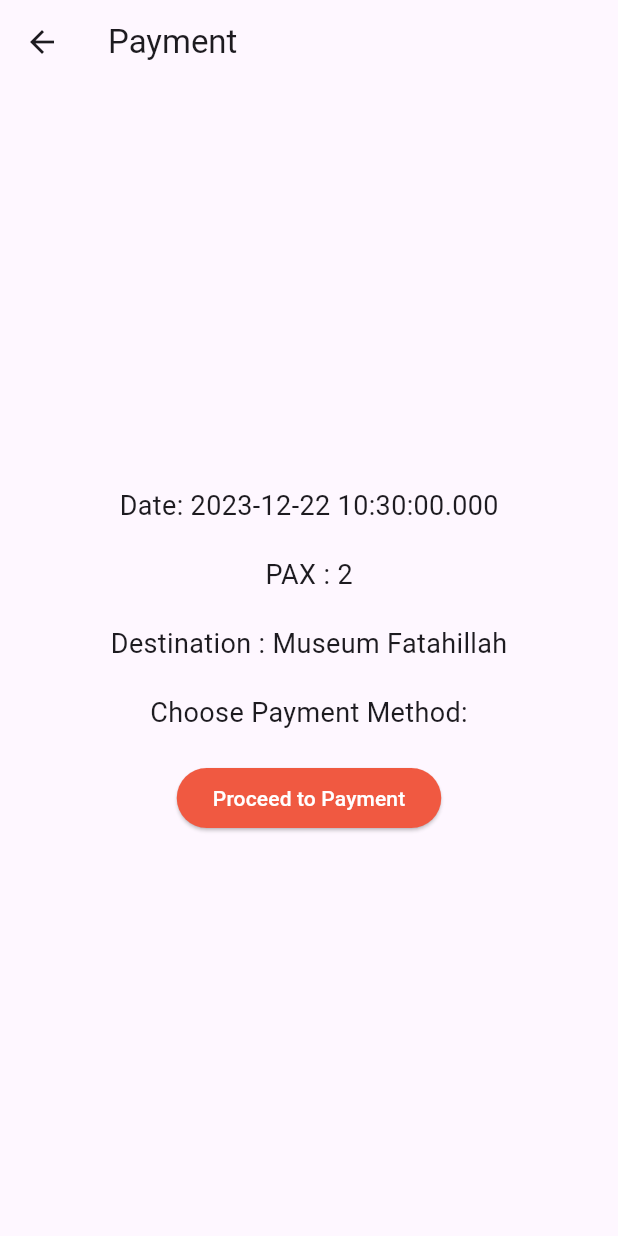
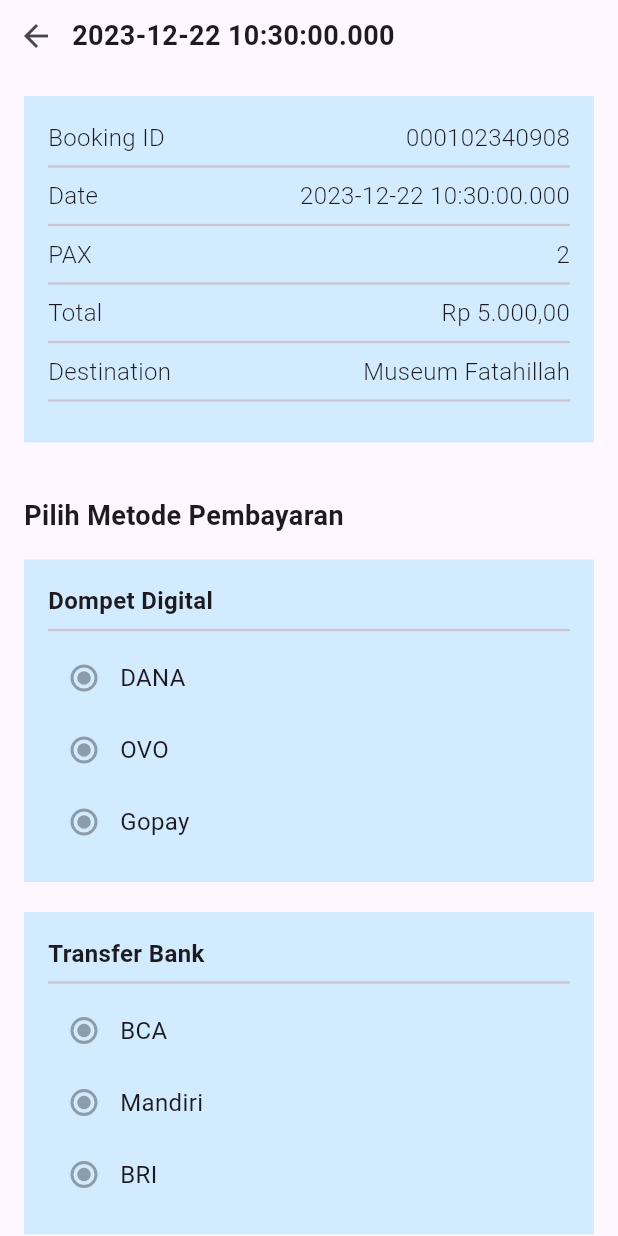
Before and after one commit to NVG-064/project_pemmob, a Flutter app: the TicketPage screen opened directly, after a tap on the "add" icon, after a tap on "Pesan Sekarang", on a phone screen of 412 x 824 dp. Run offline on Flutter 3.47's test engine with Material 3 defaults, Android fonts, the phone set to English and light mode, and no system bars; our stand-ins replace firebase_auth, firebase_core, table_calendar; accounts and stored records are empty.

Commit message:
Update 5

```diff
--- a/lib/pages/payment_page.dart
+++ b/lib/pages/payment_page.dart
@@ -4,7 +4,6 @@ class PaymentPage extends StatelessWidget {
   final DateTime selectedDate;
   final int numberOfTickets;
 
-  // Constructor to receive selectedDate and numberOfTickets from the previous page
   const PaymentPage({
     Key? key,
     required this.selectedDate,
@@ -14,48 +13,89 @@ class PaymentPage extends StatelessWidget {
   @override
   Widget build(BuildContext context) {
     return Scaffold(
-      appBar: AppBar(
-        title: Text('Payment'),
+      body: SafeArea(
+        child: SingleChildScrollView(
+          // Wrap with SingleChildScrollView for scrollability
+          child: Column(
+            crossAxisAlignment: CrossAxisAlignment.start,
+            children: [
+              Padding(
+                padding: const EdgeInsets.symmetric(horizontal: 0),
+                child: Row(
+                  children: [
+                    IconButton(
+                      icon: const Icon(Icons.arrow_back),
+                      onPressed: () {
+                        Navigator.pop(context);
+                      },
                     ),
-      body: Center(
-        // Wrap with Center widget
-        child: Padding(
-          padding: const EdgeInsets.all(16.0),
-          child: Column(
-            mainAxisAlignment: MainAxisAlignment.center,
-            crossAxisAlignment: CrossAxisAlignment.center,
+                    Column(
+                      crossAxisAlignment: CrossAxisAlignment.start,
                       children: [
                         Text(
-                'Date: ${selectedDate.toLocal()}',
-                style: TextStyle(fontSize: 18),
+                          '${selectedDate.toLocal()}',
+                          style: const TextStyle(
+                            fontSize: 18,
+                            fontWeight: FontWeight.bold,
                           ),
-              SizedBox(height: 20),
-              Text(
-                'PAX : $numberOfTickets',
-                style: TextStyle(fontSize: 18),
                         ),
-              SizedBox(height: 20),
-              Text(
-                'Destination : Museum Fatahillah',
-                style: TextStyle(fontSize: 18),
+                      ],
                     ),
-              SizedBox(height: 20),
-              Text(
-                'Choose Payment Method:',
-                style: TextStyle(fontSize: 18),
+                  ],
                 ),
-              SizedBox(height: 20),
-              // Add your payment method options here (e.g., credit card, PayPal, etc.)
-              ElevatedButton(
+              ),
+              const SizedBox(height: 16),
+              Padding(
+                padding: const EdgeInsets.symmetric(horizontal: 16),
+                child: Container(
+                  color: Color.fromARGB(255, 210, 235, 255),
+                  child: Column(
+                    children: [
+                      const SizedBox(height: 16),
+                      _buildTicketInfoRow("Booking ID", '000102340908'),
+                      _buildTicketInfoRow("Date", '${selectedDate.toLocal()}'),
+                      _buildTicketInfoRow("PAX", '$numberOfTickets'),
+                      _buildTicketInfoRow("Total", 'Rp 5.000,00'),
+                      _buildTicketInfoRow(
+                        "Destination",
+                        'Museum Fatahillah',
+                      ),
+                      const SizedBox(height: 20),
+                    ],
+                  ),
+                ),
+              ),
+              const SizedBox(height: 20),
+              Padding(
+                padding: const EdgeInsets.all(16.0),
+                child: Text(
+                  'Pilih Metode Pembayaran',
+                  style: TextStyle(fontSize: 18, fontWeight: FontWeight.bold),
+                ),
+              ),
+              _buildPaymentMethod("Dompet Digital", ["DANA", "OVO", "Gopay"]),
+              const SizedBox(height: 20),
+              _buildPaymentMethod(
+                "Transfer Bank",
+                ["BCA", "Mandiri", "BRI"],
+              ),
+              SizedBox(height: 16),
+              Padding(
+                padding: const EdgeInsets.all(16.0),
+                child: Container(
+                  width: 600,
+                  height: 48,
+                  child: ElevatedButton(
                     onPressed: () {
-                  // Implement payment processing logic
                       _handlePayment(context);
                     },
                     style: ElevatedButton.styleFrom(
-                  primary: Color(0xFFF05941), // background color
-                  onPrimary: Colors.white, // text color
+                      primary: Color(0xFFF05941),
+                      onPrimary: Colors.white,
                     ),
-                child: Text('Proceed to Payment'),
+                    child: const Text('Bayar'),
+                  ),
+                ),
               ),
             ],
           ),
@@ -64,9 +104,85 @@ class PaymentPage extends StatelessWidget {
     );
   }
 
+  Widget _buildTicketInfoRow(String label, String value) {
+    return Padding(
+      padding: const EdgeInsets.symmetric(horizontal: 16),
+      child: Column(
+        children: [
+          Row(
+            mainAxisAlignment: MainAxisAlignment.spaceBetween,
+            children: [
+              Text(
+                label,
+                style:
+                    const TextStyle(fontSize: 16, fontWeight: FontWeight.w300),
+              ),
+              Text(
+                value,
+                style:
+                    const TextStyle(fontSize: 16, fontWeight: FontWeight.w300),
+              ),
+            ],
+          ),
+          const Divider(thickness: 1.5),
+        ],
+      ),
+    );
+  }
+
+  Widget _buildPaymentMethod(String title, List<String> options) {
+    return Padding(
+      padding: const EdgeInsets.symmetric(horizontal: 16),
+      child: Container(
+        color: Color.fromARGB(255, 210, 235, 255),
+        child: Padding(
+          padding: const EdgeInsets.symmetric(vertical: 16, horizontal: 16),
+          child: Column(
+            crossAxisAlignment: CrossAxisAlignment.start,
+            children: [
+              Text(
+                title,
+                style: TextStyle(fontSize: 16, fontWeight: FontWeight.bold),
+              ),
+              Divider(
+                thickness: 1.5,
+              ),
+              Column(
+                children: options.map((option) {
+                  return _buildMultipleChoice(option);
+                }).toList(),
+              ),
+            ],
+          ),
+        ),
+      ),
+    );
+  }
+
+  Widget _buildMultipleChoice(String option) {
+    return Padding(
+      padding: const EdgeInsets.symmetric(vertical: 0),
+      child: Column(
+        children: [
+          Row(
+            children: [
+              Radio(
+                value: null,
+                groupValue: null,
+                onChanged: null,
+              ),
+              Text(
+                option,
+                style: TextStyle(fontWeight: FontWeight.w400, fontSize: 16),
+              ),
+            ],
+          ),
+        ],
+      ),
+    );
+  }
+
   void _handlePayment(BuildContext context) {
-    // Implement your payment processing logic here
-    // For example, you can navigate to a confirmation page after successful payment
     Navigator.pushReplacement(
       context,
       MaterialPageRoute(
@@ -83,7 +199,6 @@ class ConfirmationPage extends StatelessWidget {
   final DateTime selectedDate;
   final int numberOfTickets;
 
-  // Constructor to receive selectedDate and numberOfTickets from the payment page
   const ConfirmationPage({
     Key? key,
     required this.selectedDate,
@@ -93,43 +208,86 @@ class ConfirmationPage extends StatelessWidget {
   @override
   Widget build(BuildContext context) {
     return Scaffold(
-      appBar: AppBar(
-        title: Text('Confirmation'),
+      body: SafeArea(
+        child: Column(
+          mainAxisAlignment: MainAxisAlignment.center,
+          crossAxisAlignment: CrossAxisAlignment.center,
+          children: [
+            Padding(
+              padding: const EdgeInsets.symmetric(horizontal: 16.0),
+              child: Row(
+                mainAxisAlignment: MainAxisAlignment.start,
+                children: [
+                  Padding(
+                    padding: const EdgeInsets.only(right: 8.0),
+                    child: IconButton(
+                      icon: const Icon(Icons.arrow_back),
+                      onPressed: () {
+                        Navigator.pop(context);
+                      },
                     ),
-      body: Center(
-        // Wrap with Center widget
-        child: Padding(
+                  ),
+                  const SizedBox(width: 8),
+                  const Text(
+                    'Confirmation',
+                    style: TextStyle(fontSize: 18),
+                  ),
+                ],
+              ),
+            ),
+            Padding(
               padding: const EdgeInsets.all(16.0),
               child: Column(
                 mainAxisAlignment: MainAxisAlignment.center,
                 crossAxisAlignment: CrossAxisAlignment.center,
                 children: [
-              Text(
+                  const Text(
                     'Thank you for your purchase!',
                     style: TextStyle(fontSize: 18),
                   ),
-              SizedBox(height: 20),
-              Text(
-                'Date: ${selectedDate.toLocal()}',
-                style: TextStyle(fontSize: 18),
-              ),
-              SizedBox(height: 20),
-              Text(
-                'PAX : $numberOfTickets',
-                style: TextStyle(fontSize: 18),
-              ),
-              SizedBox(height: 20),
-              // You can add more information or actions for the user
-              Text(
-                'Destination : Museum Fatahillah',
-                style: TextStyle(fontSize: 18),
-              ),
-              SizedBox(height: 20),
-              // You can add more information or actions for the user
+                  const SizedBox(height: 20),
+                  _buildTicketInfoRow("Date", '${selectedDate.toLocal()}'),
+                  _buildTicketInfoRow("PAX", '$numberOfTickets'),
+                  // ... (you can add more ticket information here)
                 ],
               ),
+            ),
+          ],
         ),
       ),
     );
   }
+
+  Widget _buildTicketInfoRow(String label, String value) {
+    return Padding(
+      padding: const EdgeInsets.symmetric(horizontal: 16),
+      child: Column(
+        children: [
+          Row(
+            mainAxisAlignment: MainAxisAlignment.spaceBetween,
+            children: [
+              Text(
+                label,
+                style: const TextStyle(fontSize: 18),
+              ),
+              Text(
+                value,
+                style: const TextStyle(fontSize: 18),
+              ),
+            ],
+          ),
+          const Divider(thickness: 1.5),
+        ],
+      ),
+    );
   }
+}
+
+void main() {
+  runApp(MaterialApp(
+    home: PaymentPage(
+      selectedDate: DateTime.now(),
+      numberOfTickets: 2,
+    ),
+  ));
+}
--- a/lib/pages/ticket_page.dart
+++ b/lib/pages/ticket_page.dart
@@ -17,7 +17,6 @@ class _TicketPageState extends State<TicketPage> {
   @override
   Widget build(BuildContext context) {
     return Scaffold(
-      appBar: AppBar(),
       body: Padding(
         padding: const EdgeInsets.all(16.0),
         child: Column(
```
Also changed, not shown: pubspec.lock. Lines whose indentation alone changed are shown as unchanged.
